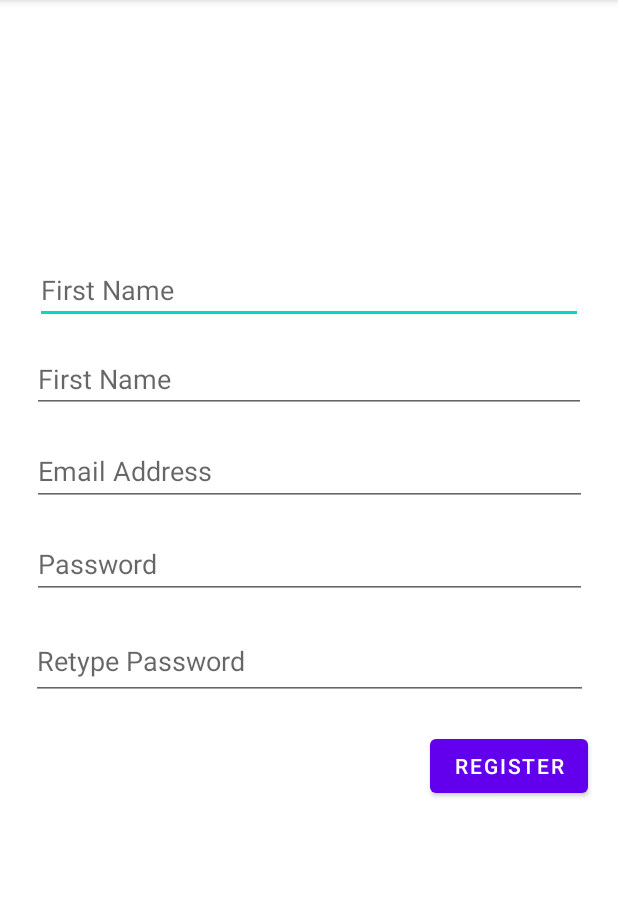
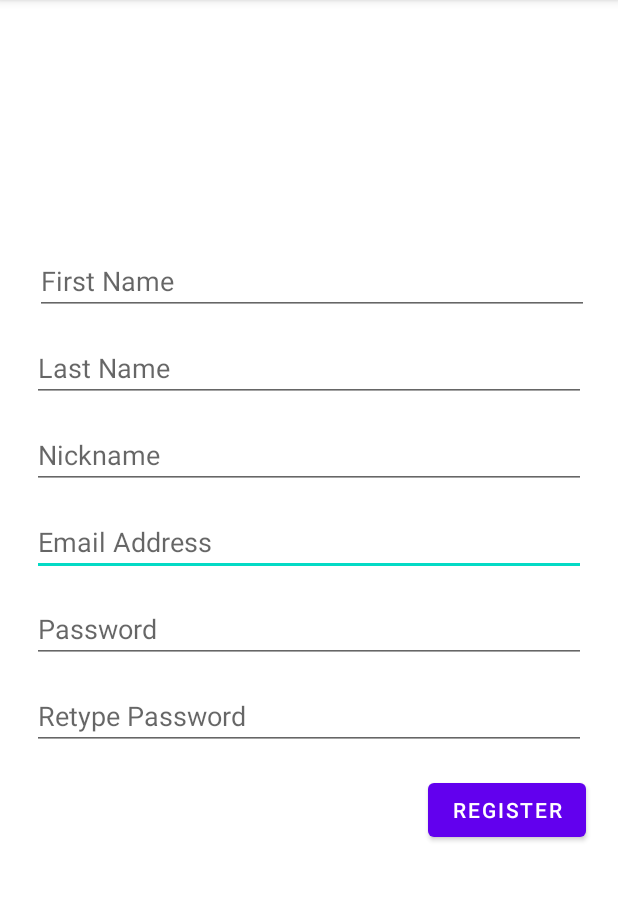
Before and after one commit to aaron-lam/Team_6_TCSS450, an Android app: the fragment RegisterFragment shown on its own in the app's theme, on a phone screen of 412 x 824 dp, the part 84-985 px from its top. Run offline under Robolectric (Android 15) with nearby library versions, the phone set to English and light mode, and no system bars.

Commit message:
Added and trimmed strings.xml. Made sign in & register pages much more consistently designed. Added Nickname field to register page.
Minor change to package structure so that register and signin both have their own packages with a viewmodel for each.

```diff
--- a/app/src/main/java/edu/uw/tcss450/group6project/ui/auth/RegisterFragment.java
+++ b/app/src/main/java/edu/uw/tcss450/group6project/ui/auth/register/RegisterFragment.java
@@ -1,4 +1,4 @@
-package edu.uw.tcss450.group6project.ui.auth;
+package edu.uw.tcss450.group6project.ui.auth.register;
 
 import android.os.Bundle;
 
--- a/app/src/main/java/edu/uw/tcss450/group6project/ui/auth/SignInFragment.java
+++ b/app/src/main/java/edu/uw/tcss450/group6project/ui/auth/sign_in/SignInFragment.java
@@ -1,4 +1,4 @@
-package edu.uw.tcss450.group6project.ui.auth;
+package edu.uw.tcss450.group6project.ui.auth.sign_in;
 
 import android.os.Bundle;
 
--- a/app/src/main/res/layout/fragment_register.xml
+++ b/app/src/main/res/layout/fragment_register.xml
@@ -1,40 +1,24 @@
 <androidx.constraintlayout.widget.ConstraintLayout xmlns:android="http://schemas.android.com/apk/res/android"
     xmlns:app="http://schemas.android.com/apk/res-auto"
     xmlns:tools="http://schemas.android.com/tools"
-    android:id="@+id/registerLayout"
+    android:id="@+id/layout_register"
     android:layout_width="match_parent"
     android:layout_height="match_parent"
-    tools:context="edu.uw.tcss450.group6project.ui.auth.RegisterFragment">
+    tools:context=".ui.auth.register.RegisterFragment">
+
+    <Button
+        android:id="@+id/button_register_submit"
+        android:layout_width="wrap_content"
+        android:layout_height="wrap_content"
+        android:layout_marginTop="16dp"
+        android:text="@string/all_register"
+        app:layout_constraintEnd_toEndOf="@+id/field_register_retype_password"
+        app:layout_constraintTop_toBottomOf="@+id/field_register_retype_password" />
 
     <EditText
-        android:id="@+id/first_name_field"
-        android:layout_width="365dp"
-        android:layout_height="44dp"
-        android:layout_marginTop="172dp"
-        android:ems="10"
-        android:hint="@string/register_firstName"
-        android:inputType="textPersonName"
-        app:layout_constraintEnd_toEndOf="parent"
-        app:layout_constraintStart_toStartOf="parent"
-        app:layout_constraintTop_toTopOf="parent" />
-
-    <EditText
-        android:id="@+id/last_name_field"
+        android:id="@+id/field_register_email"
         android:layout_width="369dp"
-        android:layout_height="43dp"
-        android:layout_marginTop="16dp"
-        android:ems="10"
-        android:hint="@string/register_firstName"
-        android:inputType="textPersonName"
-        app:layout_constraintEnd_toEndOf="parent"
-        app:layout_constraintHorizontal_bias="0.5"
-        app:layout_constraintStart_toStartOf="parent"
-        app:layout_constraintTop_toBottomOf="@+id/first_name_field" />
-
-    <EditText
-        android:id="@+id/register_email"
-        android:layout_width="370dp"
-        android:layout_height="46dp"
+        android:layout_height="42dp"
         android:layout_marginTop="16dp"
         android:ems="10"
         android:hint="@string/all_emailAddress"
@@ -42,12 +26,65 @@
         app:layout_constraintEnd_toEndOf="parent"
         app:layout_constraintHorizontal_bias="0.5"
         app:layout_constraintStart_toStartOf="parent"
-        app:layout_constraintTop_toBottomOf="@+id/last_name_field" />
+        app:layout_constraintTop_toBottomOf="@+id/register_nickname" />
 
     <EditText
-        android:id="@+id/register_pass"
-        android:layout_width="370dp"
-        android:layout_height="46dp"
+        android:id="@+id/register_nickname"
+        android:layout_width="369dp"
+        android:layout_height="42dp"
+        android:layout_marginTop="16dp"
+        android:ems="10"
+        android:hint="@string/register_nickname_hint"
+        android:inputType="textPersonName"
+        app:layout_constraintEnd_toEndOf="parent"
+        app:layout_constraintHorizontal_bias="0.5"
+        app:layout_constraintStart_toStartOf="parent"
+        app:layout_constraintTop_toBottomOf="@+id/field_register_last_name" />
+
+    <EditText
+        android:id="@+id/field_register_first_name"
+        android:layout_width="369dp"
+        android:layout_height="42dp"
+        android:layout_marginStart="4dp"
+        android:layout_marginTop="168dp"
+        android:ems="10"
+        android:hint="@string/register_first_name_hint"
+        android:inputType="textPersonName"
+        app:layout_constraintEnd_toEndOf="parent"
+        app:layout_constraintHorizontal_bias="0.5"
+        app:layout_constraintStart_toStartOf="parent"
+        app:layout_constraintTop_toTopOf="parent" />
+
+    <EditText
+        android:id="@+id/field_register_last_name"
+        android:layout_width="369dp"
+        android:layout_height="42dp"
+        android:layout_marginTop="16dp"
+        android:ems="10"
+        android:hint="@string/register_last_name_hint"
+        android:inputType="textPersonName"
+        app:layout_constraintEnd_toEndOf="parent"
+        app:layout_constraintHorizontal_bias="0.5"
+        app:layout_constraintStart_toStartOf="parent"
+        app:layout_constraintTop_toBottomOf="@+id/field_register_first_name" />
+
+    <EditText
+        android:id="@+id/field_register_retype_password"
+        android:layout_width="369dp"
+        android:layout_height="42dp"
+        android:layout_marginTop="16dp"
+        android:ems="10"
+        android:hint="@string/register_retype_password_hint"
+        android:inputType="textPersonName"
+        app:layout_constraintEnd_toEndOf="parent"
+        app:layout_constraintHorizontal_bias="0.5"
+        app:layout_constraintStart_toStartOf="parent"
+        app:layout_constraintTop_toBottomOf="@+id/field_register_password" />
+
+    <EditText
+        android:id="@+id/field_register_password"
+        android:layout_width="369dp"
+        android:layout_height="42dp"
         android:layout_marginTop="16dp"
         android:ems="10"
         android:hint="@string/all_password"
@@ -55,27 +92,6 @@
         app:layout_constraintEnd_toEndOf="parent"
         app:layout_constraintHorizontal_bias="0.5"
         app:layout_constraintStart_toStartOf="parent"
-        app:layout_constraintTop_toBottomOf="@+id/register_email" />
+        app:layout_constraintTop_toBottomOf="@+id/field_register_email" />
 
-    <EditText
-        android:id="@+id/retype_pass"
-        android:layout_width="371dp"
-        android:layout_height="51dp"
-        android:layout_marginTop="16dp"
-        android:ems="10"
-        android:hint="@string/register_retypePassword"
-        android:inputType="textPersonName"
-        app:layout_constraintEnd_toEndOf="parent"
-        app:layout_constraintHorizontal_bias="0.5"
-        app:layout_constraintStart_toStartOf="parent"
-        app:layout_constraintTop_toBottomOf="@+id/register_pass" />
-
-    <Button
-        android:id="@+id/complete_reg"
-        android:layout_width="wrap_content"
-        android:layout_height="wrap_content"
-        android:layout_marginTop="20dp"
-        android:text="@string/all_register"
-        app:layout_constraintEnd_toEndOf="@+id/retype_pass"
-        app:layout_constraintTop_toBottomOf="@+id/retype_pass" />
 </androidx.constraintlayout.widget.ConstraintLayout>
--- a/app/src/main/res/navigation/auth_graph.xml
+++ b/app/src/main/res/navigation/auth_graph.xml
@@ -7,7 +7,7 @@
 
     <fragment
         android:id="@+id/signInFragment"
-        android:name="edu.uw.tcss450.group6project.ui.auth.SignInFragment"
+        android:name="edu.uw.tcss450.group6project.ui.auth.sign_in.SignInFragment"
         android:label="@string/all_signIn"
         tools:layout="@layout/fragment_sign_in">
         <action
@@ -19,7 +19,7 @@
     </fragment>
     <fragment
         android:id="@+id/registerFragment"
-        android:name="edu.uw.tcss450.group6project.ui.auth.RegisterFragment"
+        android:name="edu.uw.tcss450.group6project.ui.auth.register.RegisterFragment"
         android:label="@string/all_register"
         tools:layout="@layout/fragment_register">
         <action
--- a/app/src/main/res/values/strings.xml
+++ b/app/src/main/res/values/strings.xml
@@ -7,12 +7,15 @@
     <string name="all_signIn">Sign In</string>
 
     <!-- Sign In page -->
+    <string name="sign_in_email_hint">Email</string>
+    <string name="sign_in_password_hint">Password</string>
     <string name="title_activity_auth">AuthActivity</string>
 
     <!-- Register page -->
-    <string name="register_firstName">First Name</string>
-    <string name="register_lastName">Last Name</string>
-    <string name="register_retypePassword">Retype Password</string>
+    <string name="register_first_name_hint">First Name</string>
+    <string name="register_last_name_hint">Last Name</string>
+    <string name="register_nickname_hint">Nickname</string>
+    <string name="register_retype_password_hint">Retype Password</string>
 
     <!-- Nav Bar -->
     <string name="nav_home">Home</string>
```
Also changed, not shown: app/src/main/res/layout/activity_auth.xml (+14 -1 lines), app/src/main/res/layout/fragment_sign_in.xml (+39 -36 lines).
